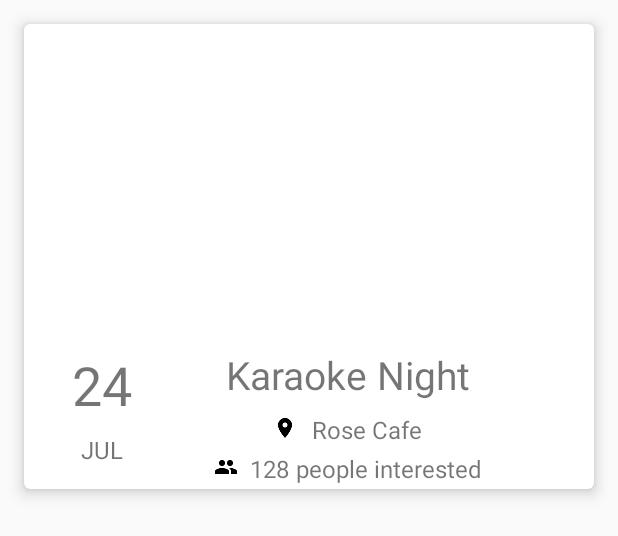
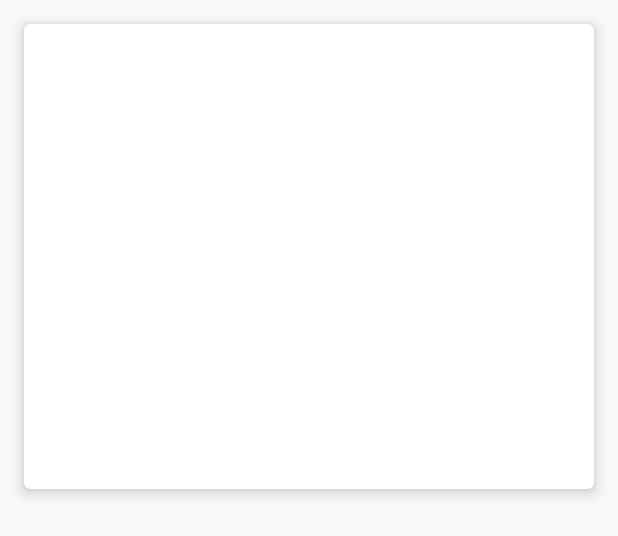
Before and after one commit to tarunkukreja003/Events_Mosaic, an Android app: the layout activity_events.xml on its own in the app's theme, with its tools: preview values and no code run, on a phone screen of 412 x 824 dp. Shown: the top 536 px of the screen. Run offline under Robolectric (Android 15) with nearby library versions, the phone set to English and light mode, and no system bars.

Commit message:
Previous layout removed

```diff
--- a/app/src/main/res/layout/activity_events.xml
+++ b/app/src/main/res/layout/activity_events.xml
@@ -17,119 +17,7 @@
         app:cardCornerRadius="4dp"
         android:id="@+id/card_view_event">
 
-        <LinearLayout
-            android:layout_width="match_parent"
-            android:layout_height="wrap_content"
-            android:orientation="vertical">
 
-            <ImageView
-                android:layout_width="match_parent"
-                android:layout_height="200dp"
-                android:id="@+id/event_image"
-                android:scaleType="fitXY"
-                android:layout_marginBottom="16dp"/>
-
-
-
-            <LinearLayout
-                android:layout_width="match_parent"
-                android:layout_height="wrap_content"
-                android:orientation="horizontal"
-                android:weightSum="1"
-                android:layout_marginLeft="16dp">
-
-                <LinearLayout
-                    android:layout_width="0dp"
-                    android:layout_height="wrap_content"
-                    android:orientation="vertical"
-                    android:layout_weight=".2"
-                    android:gravity="center">
-
-                    <TextView
-                        android:layout_width="wrap_content"
-                        android:layout_height="wrap_content"
-                        android:id="@+id/date_number"
-                        android:text="24"
-                        android:textSize="36sp"
-                        android:layout_marginBottom="8dp"/>
-
-                    <TextView
-                        android:layout_width="wrap_content"
-                        android:layout_height="wrap_content"
-                        android:id="@+id/month"
-                        android:text="JUL"
-                        android:textSize="16sp"/>
-                </LinearLayout>
-
-
-                <LinearLayout
-                    android:layout_width="0dp"
-                    android:layout_height="wrap_content"
-                    android:orientation="vertical"
-                    android:layout_weight=".7"
-                    android:gravity="center_horizontal">
-
-                    <TextView
-                        android:layout_width="wrap_content"
-                        android:layout_height="wrap_content"
-                        android:id="@+id/name_event"
-                        android:text="Karaoke Night"
-                        android:textSize="26sp"
-                        android:layout_marginBottom="8dp"
-                        android:ellipsize="end"
-                        />
-                    <LinearLayout
-                        android:layout_width="wrap_content"
-                        android:layout_height="wrap_content"
-                        android:orientation="horizontal">
-
-                    <ImageView
-                        android:layout_width="16dp"
-                        android:layout_height="16dp"
-                        android:id="@+id/location_img"
-                        android:src="@drawable/ic_location_on_black_24dp"
-                        android:layout_marginRight="10dp"
-                        android:layout_marginTop="2dp"
-                        />
-                    <TextView
-                        android:layout_width="wrap_content"
-                        android:layout_height="wrap_content"
-                        android:id="@+id/location"
-                        android:text="Rose Cafe"
-                        android:textSize="16sp"
-                        android:layout_marginBottom="4dp"
-                        />
-
-                    </LinearLayout>
-                    <LinearLayout
-                        android:layout_width="wrap_content"
-                        android:layout_height="wrap_content"
-                        android:orientation="horizontal">
-
-                    <ImageView
-                        android:layout_width="16dp"
-                        android:layout_height="16dp"
-                        android:id="@+id/people_interested_img"
-                        android:src="@drawable/ic_people_black_24dp"
-                        android:layout_marginRight="8dp"
-                        android:layout_marginTop="2dp"/>
-
-                    <TextView
-                        android:layout_width="wrap_content"
-                        android:layout_height="wrap_content"
-                        android:id="@+id/people_interested"
-                        android:textSize="16sp"
-                        android:text="128 people interested"/>
-
-                    </LinearLayout>
-
-
-                </LinearLayout>
-
-
-
-            </LinearLayout>
-        </LinearLayout>
 
 
 
```
